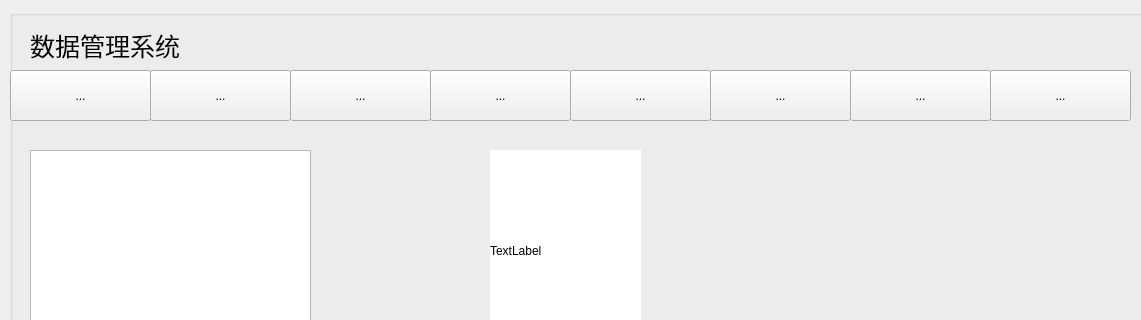
Qt form widget.ui (zmwupgreat/DataManager) before a commit; both pictures show x 0 to 1141 and y 0 to 320 of the 1234 by 785 pixel window.
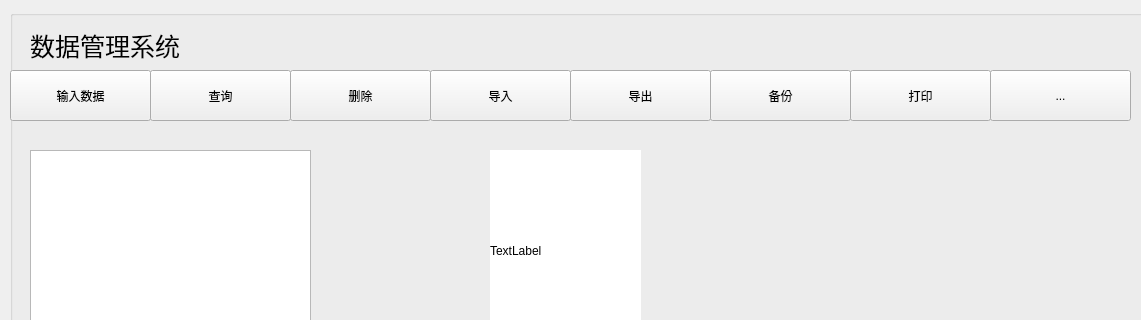
The same form after that commit.

```diff
--- a/widget.ui
+++ b/widget.ui
@@ -90,7 +90,7 @@
      </rect>
     </property>
     <property name="text">
-     <string>...</string>
+     <string>输入数据</string>
     </property>
    </widget>
    <widget class="QToolButton" name="toolButton_8">
@@ -103,7 +103,7 @@
      </rect>
     </property>
     <property name="text">
-     <string>...</string>
+     <string>查询</string>
     </property>
    </widget>
    <widget class="QToolButton" name="toolButton_9">
@@ -116,7 +116,7 @@
      </rect>
     </property>
     <property name="text">
-     <string>...</string>
+     <string>删除</string>
     </property>
    </widget>
    <widget class="QToolButton" name="toolButton_10">
@@ -129,7 +129,7 @@
      </rect>
     </property>
     <property name="text">
-     <string>...</string>
+     <string>导入</string>
     </property>
    </widget>
    <widget class="QToolButton" name="toolButton_11">
@@ -142,7 +142,7 @@
      </rect>
     </property>
     <property name="text">
-     <string>...</string>
+     <string>备份</string>
     </property>
    </widget>
    <widget class="QToolButton" name="toolButton_12">
@@ -155,7 +155,7 @@
      </rect>
     </property>
     <property name="text">
-     <string>...</string>
+     <string>导出</string>
     </property>
    </widget>
    <widget class="QToolButton" name="toolButton_13">
@@ -181,7 +181,7 @@
      </rect>
     </property>
     <property name="text">
-     <string>...</string>
+     <string>打印</string>
     </property>
    </widget>
   </widget>
```
